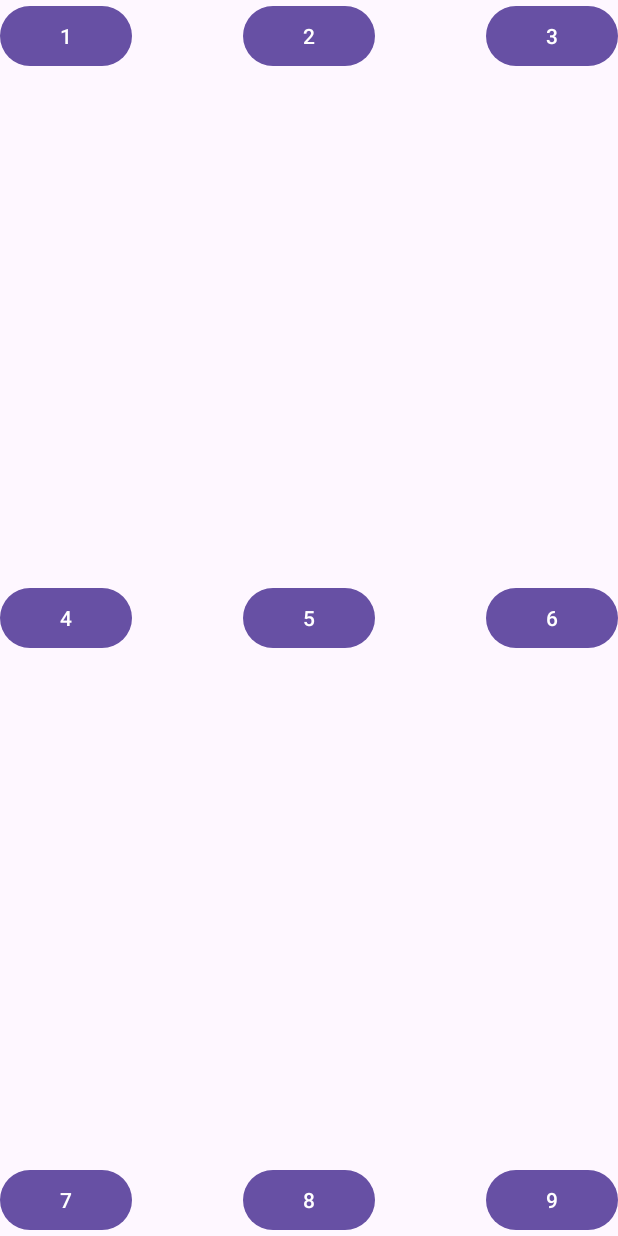
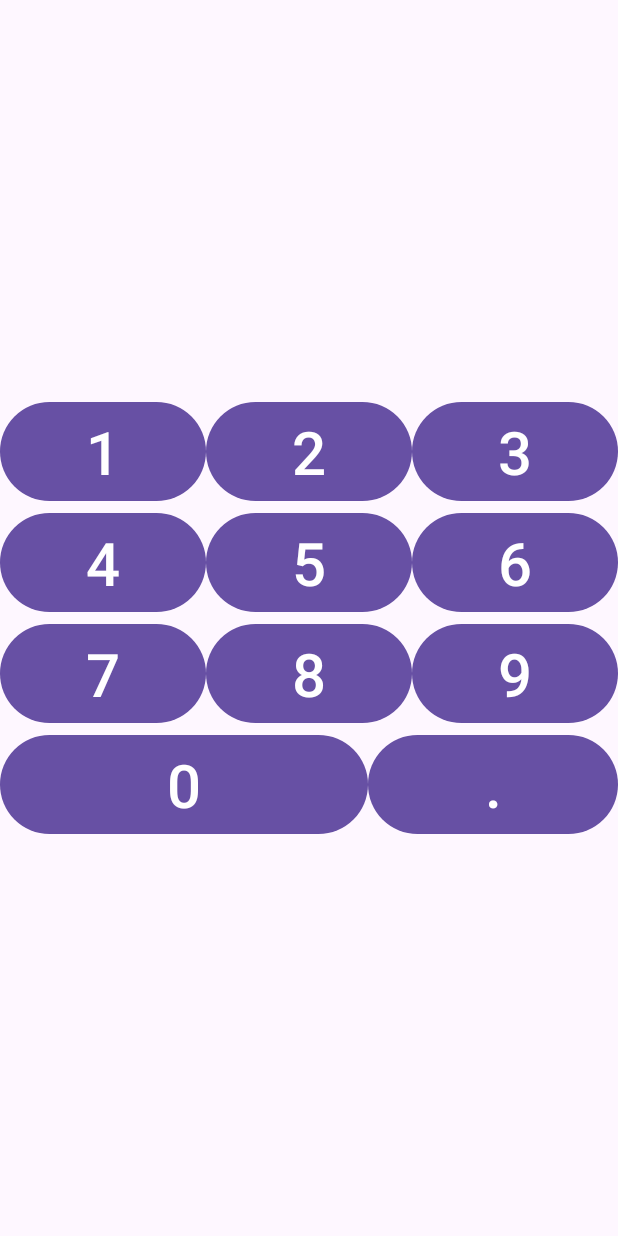
Before and after one commit to Polina153/FirstJavaAndroidApp, an Android app: the screen it shows after launch (MainActivity), on a phone screen of 412 x 824 dp. Run offline under Robolectric (Android 15) with nearby library versions, the phone set to English and light mode, and no system bars.

Commit message:
lesson 30.10.2025 linear_layout

```diff
--- a/app/src/main/res/layout/activity_main.xml
+++ b/app/src/main/res/layout/activity_main.xml
@@ -1,66 +1,149 @@
 <?xml version="1.0" encoding="utf-8"?>
-<FrameLayout xmlns:android="http://schemas.android.com/apk/res/android"
-    xmlns:app="http://schemas.android.com/apk/res-auto"
+<LinearLayout xmlns:android="http://schemas.android.com/apk/res/android"
     xmlns:tools="http://schemas.android.com/tools"
     android:id="@+id/main"
     android:layout_width="match_parent"
     android:layout_height="match_parent"
-    tools:context=".MainActivity"
+    android:orientation="vertical"
+    tools:content=".MainActivity"
     >
+
+    <Space
+        android:layout_width="match_parent"
+        android:layout_height="wrap_content"
+        android:layout_weight="1"
+        />
+
+    <LinearLayout
+        android:layout_width="match_parent"
+        android:layout_height="wrap_content"
+        android:orientation="horizontal"
+        >
+
         <Button
             android:id="@+id/button_1"
             android:layout_width="wrap_content"
             android:layout_height="wrap_content"
-        android:text="1" />
+            android:layout_weight="1"
+            android:text="@string/_1"
+            android:textSize="@dimen/button_text"
+            />
+
         <Button
             android:id="@+id/button_2"
             android:layout_width="wrap_content"
             android:layout_height="wrap_content"
-        android:layout_gravity="center_horizontal"
-        android:text="2" />
+            android:layout_weight="1"
+            android:text="@string/_2"
+            android:textSize="@dimen/button_text"
+            />
+
         <Button
             android:id="@+id/button_3"
             android:layout_width="wrap_content"
             android:layout_height="wrap_content"
-        android:layout_gravity="end"
-        android:text="3" />
+            android:layout_weight="1"
+            android:text="@string/_3"
+            android:textSize="@dimen/button_text"
+            />
+    </LinearLayout>
+
+    <LinearLayout
+        android:layout_width="match_parent"
+        android:layout_height="wrap_content"
+        android:orientation="horizontal"
+        >
+
         <Button
             android:id="@+id/button_4"
             android:layout_width="wrap_content"
             android:layout_height="wrap_content"
-        android:layout_gravity="center_vertical"
-        android:text="4" />
+            android:layout_weight="1"
+            android:text="@string/_4"
+            android:textSize="@dimen/button_text"
+            />
+
         <Button
             android:id="@+id/button_5"
             android:layout_width="wrap_content"
             android:layout_height="wrap_content"
-        android:layout_gravity="center"
-        android:text="5" />
+            android:layout_weight="1"
+            android:text="@string/_5"
+            android:textSize="@dimen/button_text"
+            />
+
         <Button
             android:id="@+id/button_6"
             android:layout_width="wrap_content"
             android:layout_height="wrap_content"
-        android:layout_gravity="center_vertical|end"
-        android:text="6" />
+            android:layout_weight="1"
+            android:text="@string/_6"
+            android:textSize="@dimen/button_text"
+            />
+    </LinearLayout>
+
+    <LinearLayout
+        android:layout_width="match_parent"
+        android:layout_height="wrap_content"
+        android:orientation="horizontal"
+        >
+
         <Button
             android:id="@+id/button_7"
             android:layout_width="wrap_content"
             android:layout_height="wrap_content"
-        android:layout_gravity="bottom"
-        android:text="7" />
+            android:layout_weight="1"
+            android:text="@string/_7"
+            android:textSize="@dimen/button_text"
+            />
+
         <Button
             android:id="@+id/button_8"
             android:layout_width="wrap_content"
             android:layout_height="wrap_content"
-        android:layout_gravity="bottom|center_horizontal"
-        android:text="8" />
+            android:layout_weight="1"
+            android:text="@string/_8"
+            android:textSize="@dimen/button_text"
+            />
+
         <Button
             android:id="@+id/button_9"
             android:layout_width="wrap_content"
             android:layout_height="wrap_content"
-        android:layout_gravity="bottom|end"
-        android:text="9" />
+            android:layout_weight="1"
+            android:text="@string/_9"
+            android:textSize="@dimen/button_text"
+            />
+    </LinearLayout>
 
+    <LinearLayout
+        android:layout_width="match_parent"
+        android:layout_height="wrap_content"
+        android:orientation="horizontal"
+        >
 
+        <Button
+            android:id="@+id/button_0"
+            android:layout_width="wrap_content"
+            android:layout_height="wrap_content"
+            android:layout_weight="2"
+            android:text="@string/_0"
+            android:textSize="@dimen/button_text"
+            />
 
-</FrameLayout>
+        <Button
+            android:id="@+id/button_point"
+            android:layout_width="wrap_content"
+            android:layout_height="wrap_content"
+            android:layout_weight="1"
+            android:text="@string/_point"
+            android:textSize="@dimen/button_text"
+            />
+    </LinearLayout>
+
+    <Space
+        android:layout_width="match_parent"
+        android:layout_height="wrap_content"
+        android:layout_weight="1"
+        />
+</LinearLayout>
--- a/app/src/main/res/values/dimens.xml
+++ b/app/src/main/res/values/dimens.xml
@@ -2,4 +2,5 @@
 <resources>
     <dimen name="button_margin_end">16dp</dimen>
     <dimen name="button_margin_start">16dp</dimen>
+    <dimen name="button_text">40sp</dimen>
 </resources>
--- a/app/src/main/res/values/strings.xml
+++ b/app/src/main/res/values/strings.xml
@@ -1,4 +1,15 @@
 <resources>
     <string name="app_name">FirstJavaAndroidApp</string>
     <string name="button_sting">Button</string>
+    <string name="_1">1</string>
+    <string name="_2">2</string>
+    <string name="_3">3</string>
+    <string name="_4">4</string>
+    <string name="_5">5</string>
+    <string name="_6">6</string>
+    <string name="_7">7</string>
+    <string name="_8">8</string>
+    <string name="_9">9</string>
+    <string name="_0">0</string>
+    <string name="_point">.</string>
 </resources>
```
Lines whose indentation alone changed are shown as unchanged.
